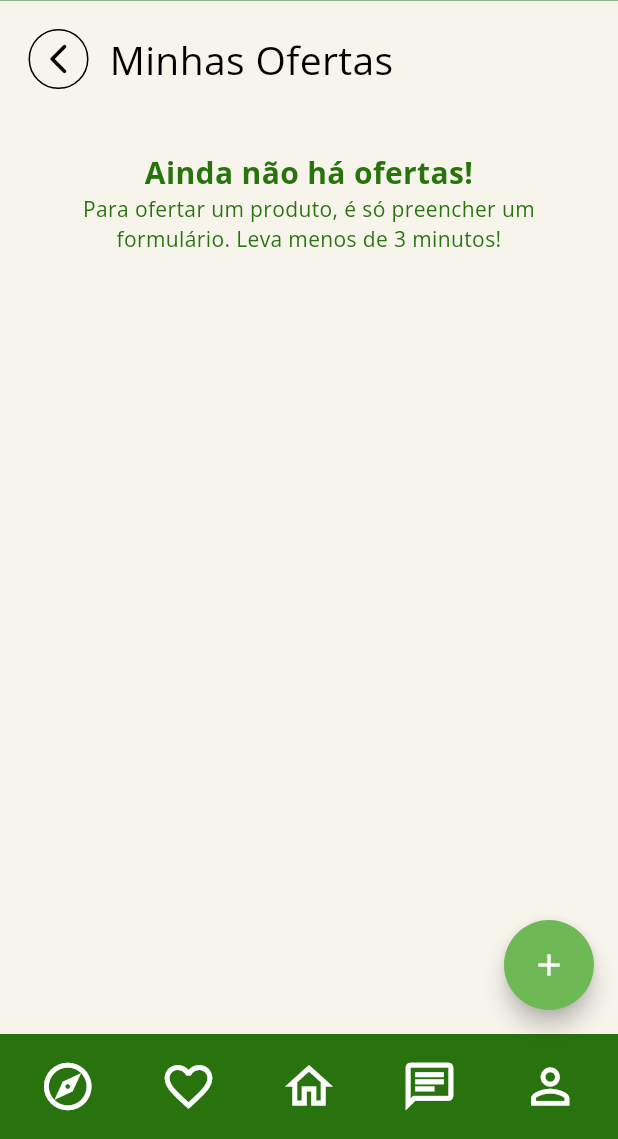
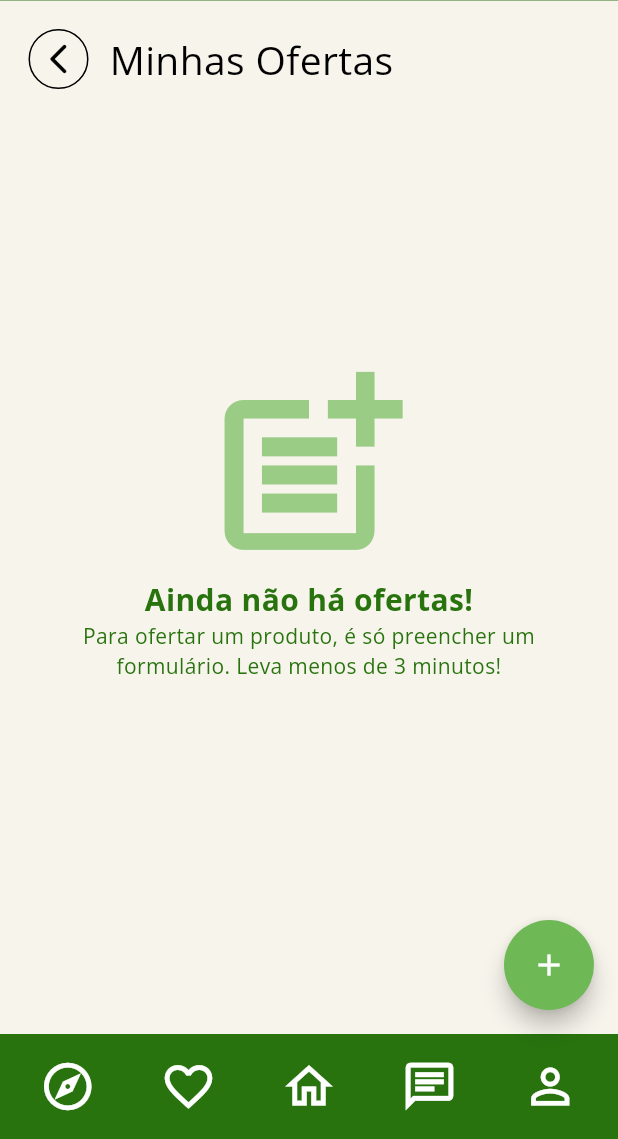
Before and after one commit to gui-henri/cint, a Flutter app: the MinhasOfertas screen opened by its route, on a phone screen of 412 x 824 dp, the part 97-1236 px from its top. Run offline on Flutter 3.47's test engine with Material 3 defaults, Android fonts, the phone set to English and light mode, and no system bars; our stand-ins replace carousel_slider, flutter_dotenv, flutter_speed_dial, geolocator, google_fonts, google_maps_flutter and 4 more; missing offline and left inert: flutter_config; accounts and stored records are empty; network calls fail.

Commit message:
ajustes na integracao de posts e no visual

```diff
--- a/lib/pages/login.page.dart
+++ b/lib/pages/login.page.dart
@@ -94,7 +94,8 @@ if (response.session != null) {
         print('usuariologado: $usuarioLogadoJson');
         // Atualiza o estado compartilhado do Usuario
         Usuario.fromJson(usuarioLogadoJson[0]);
-          print('usuario: ${Usuario().email}');
+          if (Usuario().posts.length > 0)
+          print('usuario: ${Usuario().posts[0].textoPrincipal}');
       }
     } catch (e) {
       print('Erro ao carregar usuário: $e');
--- a/lib/pages/posts/minhas_ofertas.dart
+++ b/lib/pages/posts/minhas_ofertas.dart
@@ -43,7 +43,7 @@ class _MinhasOfertasState extends State<MinhasOfertas> {
           child: Stack(children: [
                             titleBack(context, 'Minhas Ofertas', '/home', null),
                             Container(
-                              padding: const EdgeInsets.only(top: 70),
+                              padding: Usuario().posts.isEmpty ? const EdgeInsets.only(top: 0) : const EdgeInsets.only(top: 70),
                               child: ListaMeusPosts(),
                             )
                           ]),),
@@ -69,6 +69,7 @@ Widget semOfertas() {
     padding: EdgeInsets.all(30),
     child: Column(
       children: [
+        Icon(Icons.post_add_outlined, color: Color.fromARGB(172, 110, 184, 85), size: 150,),
         Text(
           'Ainda não há ofertas!',
           style: TextStyle(
--- a/lib/pages/posts/nova_oferta.dart
+++ b/lib/pages/posts/nova_oferta.dart
@@ -130,6 +130,8 @@ class _NovaOfertaState extends State<NovaOferta> {
                   print('postNovo: ${postNovo.usuario}');
                   print('usuario nome: ${Usuario().nome}');
                   await rep.criarPost(postNovo.toJson());
+
+                  Usuario().posts.add(postNovo);
 
 
                 }
--- a/lib/pages/posts/salvos/lista_meus_posts.dart
+++ b/lib/pages/posts/salvos/lista_meus_posts.dart
@@ -18,13 +18,12 @@ class _ListaMeusPostsState extends State<ListaMeusPosts> {
 
   final AnunciosRepository rep = AnunciosRepository();
   final UserRepository repUser = UserRepository();
-  List postIds = [];
 
   @override
   void initState() {
     super.initState();
     meusPosts = rep.gerarPosts(); // Inicializado no initState
-    print('Entro na lista de posts.');
+    print('Entrou na lista de posts.');
   }
 
   @override
@@ -37,18 +36,22 @@ class _ListaMeusPostsState extends State<ListaMeusPosts> {
         } else if (snapshot.hasError) {
           return Center(child: Text('Erro: ${snapshot.error}'));
         } else if (!snapshot.hasData || snapshot.data!.isEmpty) {
-          postIds.clear();
-          repUser.updateUserPosts(postIds);
-          return Center(child: semOfertas()); // Exibir um indicador se não houver ofertas
+
+          return Container(
+            child: Column(
+              mainAxisAlignment: MainAxisAlignment.center,
+              children: [
+                semOfertas(),
+              ],
+            ),
+          ); // Exibir um indicador se não houver ofertas
         } else {
           final postsInstancias = snapshot.data!;
-{        Usuario().update(posts: postsInstancias);
-        postIds.clear();
-        for (var post in Usuario().posts) {
-          postIds.add(post.id);
-        }
-        print('tdspsts: $postIds');
-        repUser.updateUserPosts(postIds);}
+          Usuario().update(posts: postsInstancias);
+          var user = Usuario().toJson();
+          repUser.updateUserPosts(user['posts']);
+
+
         print('usuario posts: ${Usuario().posts}');
           return Padding(
             padding: const EdgeInsets.only(left: 20, right: 20),
@@ -56,7 +59,7 @@ class _ListaMeusPostsState extends State<ListaMeusPosts> {
               physics: const BouncingScrollPhysics(),
               padding: const EdgeInsets.only(bottom: 30),
               separatorBuilder: (context, index) => const SizedBox(height: 20),
-              itemCount: postsInstancias.length,
+              itemCount: Usuario().posts.length,
               itemBuilder: (context, index) {
                 return Column(
                   children: [
@@ -64,17 +67,17 @@ class _ListaMeusPostsState extends State<ListaMeusPosts> {
                       key: UniqueKey(),
                       onDismissed: (direction) async {
                         // Deletar fotos do post
-                        for (var foto in postsInstancias[index].fotosPost) {
+                        for (var foto in Usuario().posts[index].fotosPost) {
                           await rep.deleteFoto(foto);
                         }
 
                         // Deletar o post do banco de dados
-                        await rep.deletePost(postsInstancias[index].id);
-
+                        await rep.deletePost(Usuario().posts[index].id);
 
                         // Atualizar o estado da lista
                         setState(() {
-                          postsInstancias.removeAt(index);
+                          Usuario().posts.removeAt(index);
+                          repUser.updateUserPosts(user['posts']);
                         });
                       },
                       background: Container(
@@ -104,10 +107,10 @@ class _ListaMeusPostsState extends State<ListaMeusPosts> {
                         ),
                       ),
                       child: PostCard(
-                        oferta: postsInstancias[index],
+                        oferta: Usuario().posts[index],
                         deletar: () {
                           setState(() {
-                            postsInstancias.removeAt(index);
+                            Usuario().posts.removeAt(index);
                           });
                         },
                         editar: () {
@@ -116,8 +119,8 @@ class _ListaMeusPostsState extends State<ListaMeusPosts> {
                             '/anuncio_form',
                             arguments: [
                               true,
-                              postsInstancias[index].id,
-                              postsInstancias[index],
+                              Usuario().posts[index].id,
+                              Usuario().posts[index],
                             ],
                           );
                         },
@@ -125,7 +128,7 @@ class _ListaMeusPostsState extends State<ListaMeusPosts> {
                           Navigator.pushNamed(
                             context,
                             '/editar_form',
-                            arguments: postsInstancias[index],
+                            arguments: Usuario().posts[index],
                           );
                         },
                       ),
```
Also changed, not shown: lib/pages/favoritas.page.dart (+11 -8 lines), lib/repositorys/anuncios.repository.dart (+0 -24 lines), lib/repositorys/user.repository.dart (+13 -1 lines).
